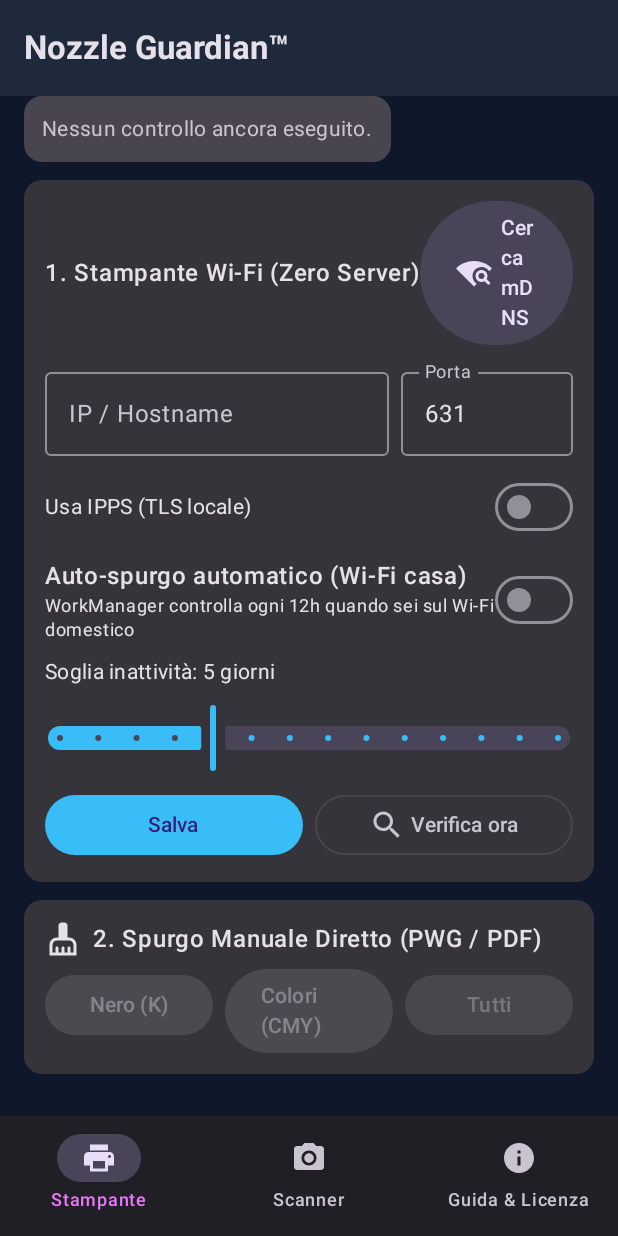
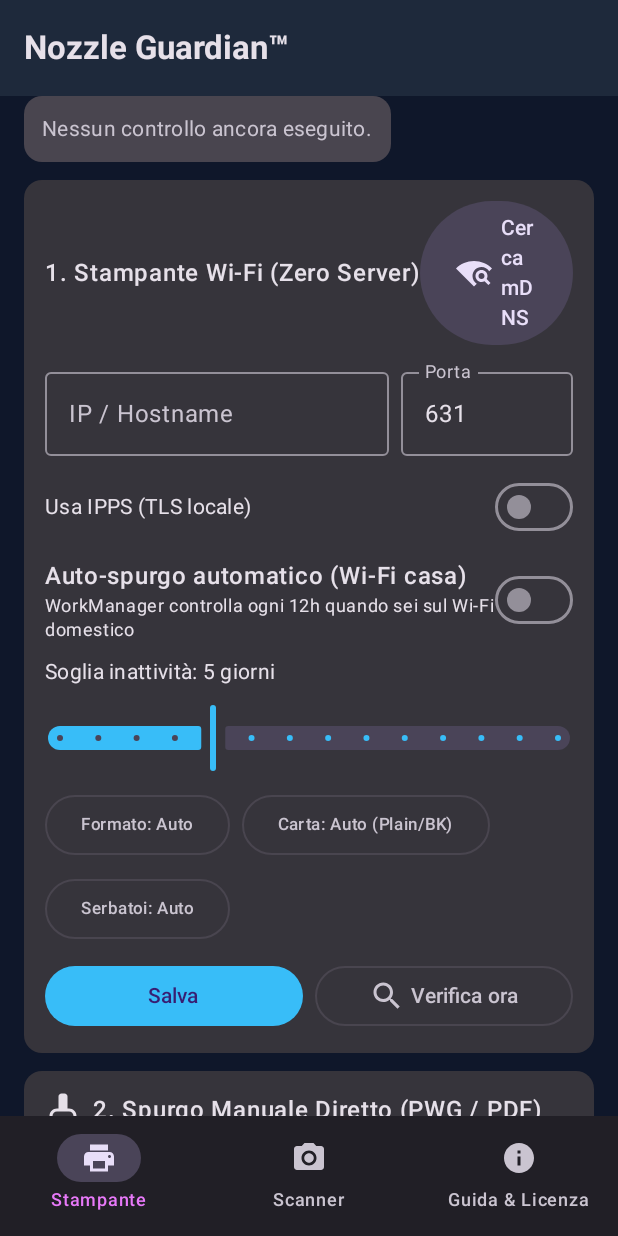
Before and after one commit to umbette/epson-nozzle-guardian, an Android app built with Jetpack Compose: the screen it shows after launch (MainActivity), on a phone screen of 412 x 824 dp. Run offline under Robolectric (Android 15) with nearby library versions, the phone set to English and light mode, and no system bars; 1 statement that could not run was skipped.

Commit message:
feat(android,ha-addon,docs): sync ET-4810/ET-8550 updates across Android & HA add-on and replace printout photo with pattern render

```diff
--- a/android/app/build.gradle.kts
+++ b/android/app/build.gradle.kts
@@ -12,8 +12,8 @@ android {
         applicationId = "com.umbette.nozzleguardian"
         minSdk = 26
         targetSdk = 35
-        versionCode = 1
-        versionName = "1.2.0"
+        versionCode = 2
+        versionName = "1.2.1"
 
         testInstrumentationRunner = "androidx.test.runner.AndroidJUnitRunner"
     }
--- a/android/app/src/main/java/com/umbette/nozzleguardian/android/MainActivity.kt
+++ b/android/app/src/main/java/com/umbette/nozzleguardian/android/MainActivity.kt
@@ -42,6 +42,8 @@ import androidx.compose.material3.Button
 import androidx.compose.material3.ButtonDefaults
 import androidx.compose.material3.Card
 import androidx.compose.material3.CardDefaults
+import androidx.compose.material3.DropdownMenu
+import androidx.compose.material3.DropdownMenuItem
 import androidx.compose.material3.ExperimentalMaterial3Api
 import androidx.compose.material3.FilledTonalButton
 import androidx.compose.material3.Icon
@@ -181,6 +183,9 @@ private fun PrinterControlTab(ui: MainUiState, viewModel: NozzleGuardianViewMode
     var portInput by remember(ui.config.printerPort) { mutableStateOf(ui.config.printerPort.toString()) }
     var useTls by remember(ui.config.useTls) { mutableStateOf(ui.config.useTls) }
     var autoPurge by remember(ui.config.autoPurgeEnabled) { mutableStateOf(ui.config.autoPurgeEnabled) }
+    var preferredFormat by remember(ui.config.preferredFormat) { mutableStateOf(ui.config.preferredFormat) }
+    var mediaType by remember(ui.config.mediaType) { mutableStateOf(ui.config.mediaType) }
+    var inkProfile by remember(ui.config.inkProfile) { mutableStateOf(ui.config.inkProfile) }
     var daysFloat by remember(ui.config.inactivityThresholdDays) {
         mutableFloatStateOf(ui.config.inactivityThresholdDays.toFloat())
     }
@@ -249,6 +254,42 @@ private fun PrinterControlTab(ui: MainUiState, viewModel: NozzleGuardianViewMode
             Text("Soglia inattività: ${daysFloat.toInt()} giorni", style = MaterialTheme.typography.bodyMedium)
             Slider(value = daysFloat, onValueChange = { daysFloat = it }, valueRange = 1f..14f, steps = 12)
 
+            FlowRow(horizontalArrangement = Arrangement.spacedBy(8.dp), verticalArrangement = Arrangement.spacedBy(8.dp)) {
+                CompactSelector(
+                    label = "Formato",
+                    current = preferredFormat,
+                    options = listOf(
+                        "auto" to "Auto",
+                        "image/pwg-raster" to "PWG-Raster",
+                        "application/pdf" to "PDF",
+                        "image/jpeg" to "JPEG",
+                        "image/png" to "PNG",
+                    ),
+                    onSelect = { preferredFormat = it },
+                )
+                CompactSelector(
+                    label = "Carta",
+                    current = mediaType,
+                    options = listOf(
+                        "auto" to "Auto (Plain/BK)",
+                        "stationery" to "Plain (BK)",
+                        "photographic-glossy" to "Photo Glossy (PB+GY)",
+                        "photographic-matte" to "Photo Matte (PB+GY)",
+                    ),
+                    onSelect = { mediaType = it },
+                )
+                CompactSelector(
+                    label = "Serbatoi",
+                    current = inkProfile,
+                    options = listOf(
+                        "auto" to "Auto",
+                        "cmyk" to "4-Tank CMYK",
+                        "cmyk6" to "6-Tank Photo",
+                    ),
+                    onSelect = { inkProfile = it },
+                )
+            }
+
             Row(horizontalArrangement = Arrangement.spacedBy(8.dp), modifier = Modifier.fillMaxWidth()) {
                 Button(
                     onClick = {
@@ -258,6 +299,9 @@ private fun PrinterControlTab(ui: MainUiState, viewModel: NozzleGuardianViewMode
                             useTls = useTls,
                             thresholdDays = daysFloat.toInt(),
                             autoPurgeEnabled = autoPurge,
+                            preferredFormat = preferredFormat,
+                            mediaType = mediaType,
+                            inkProfile = inkProfile,
                         )
                     },
                     modifier = Modifier.weight(1f),
@@ -320,6 +364,46 @@ private fun PrinterControlTab(ui: MainUiState, viewModel: NozzleGuardianViewMode
                 Button(onClick = { viewModel.triggerManualPurge(PurgeMode.CMYK) }, enabled = isInkjetOk, modifier = Modifier.weight(1f)) {
                     Text("Tutti")
                 }
+            }
+            val isSixTank = ui.config.inkProfile == "cmyk6" ||
+                ui.status?.inkProfile == "cmyk6" ||
+                (ui.status?.tankCount ?: 4) >= 6
+            if (isSixTank) {
+                Row(horizontalArrangement = Arrangement.spacedBy(8.dp), modifier = Modifier.fillMaxWidth()) {
+                    Button(onClick = { viewModel.triggerManualPurge(PurgeMode.CMYK6) }, enabled = isInkjetOk, modifier = Modifier.weight(1f)) {
+                        Text("6-Tank Photo")
+                    }
+                    FilledTonalButton(onClick = { viewModel.triggerManualPurge(PurgeMode.PB_GY) }, enabled = isInkjetOk, modifier = Modifier.weight(1f)) {
+                        Text("PB + Gray")
+                    }
+                }
+            }
+        }
+    }
+}
+
+@Composable
+private fun CompactSelector(
+    label: String,
+    current: String,
+    options: List<Pair<String, String>>,
+    onSelect: (String) -> Unit,
+) {
+    var expanded by remember { mutableStateOf(false) }
+    val currentLabel = options.firstOrNull { it.first == current }?.second ?: current
+    Box {
+        OutlinedButton(onClick = { expanded = true }) {
+            Text("$label: $currentLabel", style = MaterialTheme.typography.labelSmall)
+        }
+        DropdownMenu(expanded = expanded, onDismissRequest = { expanded = false }) {
+            options.forEach { (value, title) ->
+                DropdownMenuItem(
+                    text = { Text(title) },
+                    onClick = {
+                        onSelect(value)
+                        expanded = false
+                    },
+                )
             }
         }
     }
@@ -395,7 +479,15 @@ private fun ScannerSurgicalTab(ui: MainUiState, viewModel: NozzleGuardianViewMod
             if (ui.status?.headTechnology == HeadTechnology.THERMAL) {
                 Text("Modalità Canon/HP Thermal BubbleJet attiva: impulsi limitati a ≤3 con passo termico sicuro (0.34 mm).", style = MaterialTheme.typography.bodySmall, color = Color(0xFF38BDF8))
             }
-            NozzleChannel.entries.forEach { channel ->
+            val isSixTankMatrix = ui.config.inkProfile == "cmyk6" ||
+                ui.status?.inkProfile == "cmyk6" ||
+                (ui.status?.tankCount ?: 4) >= 6
+            val visibleChannels = if (isSixTankMatrix) {
+                NozzleChannel.entries
+            } else {
+                listOf(NozzleChannel.CYAN, NozzleChannel.MAGENTA, NozzleChannel.YELLOW, NozzleChannel.BLACK)
+            }
+            visibleChannels.forEach { channel ->
                 Text(channel.displayName, fontWeight = FontWeight.Medium)
                 Row(horizontalArrangement = Arrangement.spacedBy(4.dp), modifier = Modifier.fillMaxWidth()) {
                     for (step in 1..10) {
--- a/android/app/src/main/java/com/umbette/nozzleguardian/android/NozzleGuardianViewModel.kt
+++ b/android/app/src/main/java/com/umbette/nozzleguardian/android/NozzleGuardianViewModel.kt
@@ -81,6 +81,9 @@ class NozzleGuardianViewModel(application: Application) : AndroidViewModel(appli
         useTls: Boolean,
         thresholdDays: Int,
         autoPurgeEnabled: Boolean,
+        preferredFormat: String = _uiState.value.config.preferredFormat,
+        mediaType: String = _uiState.value.config.mediaType,
+        inkProfile: String = _uiState.value.config.inkProfile,
     ) {
         val current = store.loadState()
         val pinReset = if (current.printerHost != host.trim()) null else current.pinnedCertSha256
@@ -89,6 +92,9 @@ class NozzleGuardianViewModel(application: Application) : AndroidViewModel(appli
             printerPort = port.coerceIn(1, 65535),
             useTls = useTls,
             pinnedCertSha256 = pinReset,
+            preferredFormat = preferredFormat,
+            mediaType = mediaType,
+            inkProfile = inkProfile,
             inactivityThresholdDays = thresholdDays.coerceIn(1, 30),
             autoPurgeEnabled = autoPurgeEnabled,
         )
--- a/android/app/src/main/java/com/umbette/nozzleguardian/android/StateStore.kt
+++ b/android/app/src/main/java/com/umbette/nozzleguardian/android/StateStore.kt
@@ -14,6 +14,9 @@ class StateStore(context: Context) {
         useTls = prefs.getBoolean("use_tls", false),
         pinnedCertSha256 = prefs.getString("pinned_cert_sha256", null),
         mediaSize = prefs.getString("media_size", "auto") ?: "auto",
+        preferredFormat = prefs.getString("preferred_format", "auto") ?: "auto",
+        mediaType = prefs.getString("media_type", "auto") ?: "auto",
+        inkProfile = prefs.getString("ink_profile", "auto") ?: "auto",
         inactivityThresholdDays = prefs.getInt("inactivity_threshold_days", 5),
         autoPurgeEnabled = prefs.getBoolean("auto_purge_enabled", false),
         lastMonoPages = if (prefs.contains("last_mono_pages")) prefs.getInt("last_mono_pages", 0) else null,
@@ -36,6 +39,9 @@ class StateStore(context: Context) {
             putBoolean("use_tls", state.useTls)
             putNullableString("pinned_cert_sha256", state.pinnedCertSha256)
             putString("media_size", state.mediaSize)
+            putString("preferred_format", state.preferredFormat)
+            putString("media_type", state.mediaType)
+            putString("ink_profile", state.inkProfile)
             putInt("inactivity_threshold_days", state.inactivityThresholdDays.coerceIn(1, 30))
             putBoolean("auto_purge_enabled", state.autoPurgeEnabled)
             putNullableInt("last_mono_pages", state.lastMonoPages)
```
Also changed, not shown: android/app/src/main/java/com/umbette/nozzleguardian/android/LanPrinterClient.kt (+69 -15 lines), android/app/src/main/java/com/umbette/nozzleguardian/engine/DormancyEngine.kt (+4 -3 lines), android/app/src/main/java/com/umbette/nozzleguardian/engine/IppCodec.kt (+105 -2 lines), android/app/src/main/java/com/umbette/nozzleguardian/engine/PatternGenerator.kt (+48 -20 lines), android/app/src/main/java/com/umbette/nozzleguardian/engine/PrinterModels.kt (+20 -1 lines), android/app/src/main/java/com/umbette/nozzleguardian/engine/PwgRasterEncoder.kt (+27 -1 lines), 7 other files.
